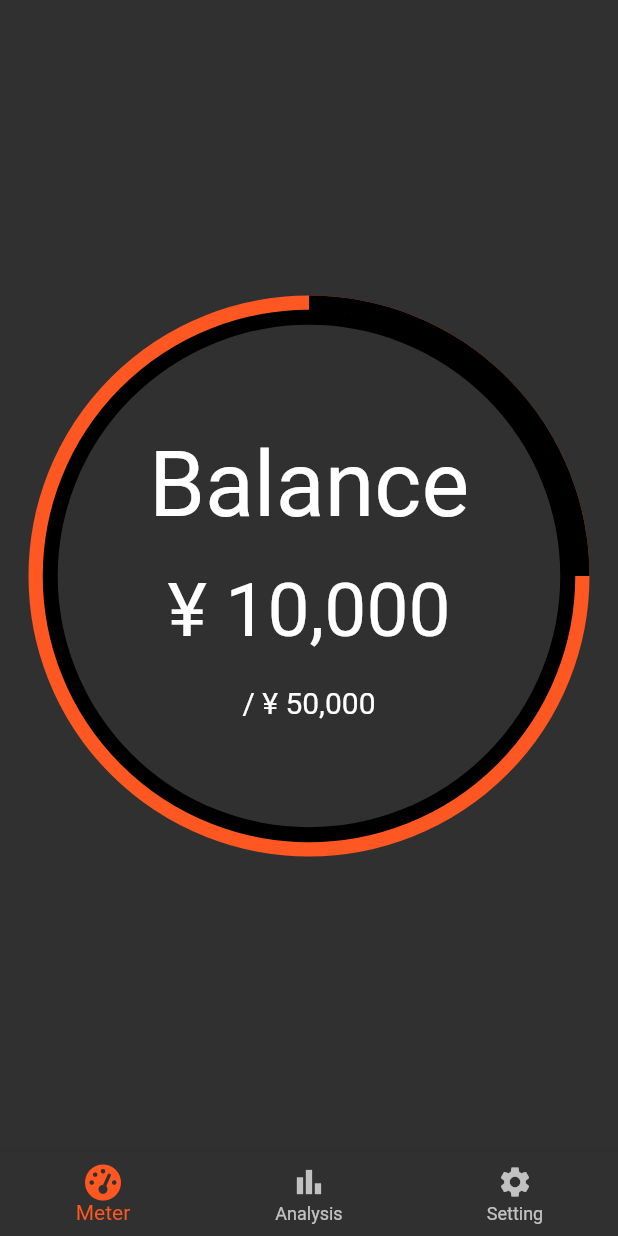
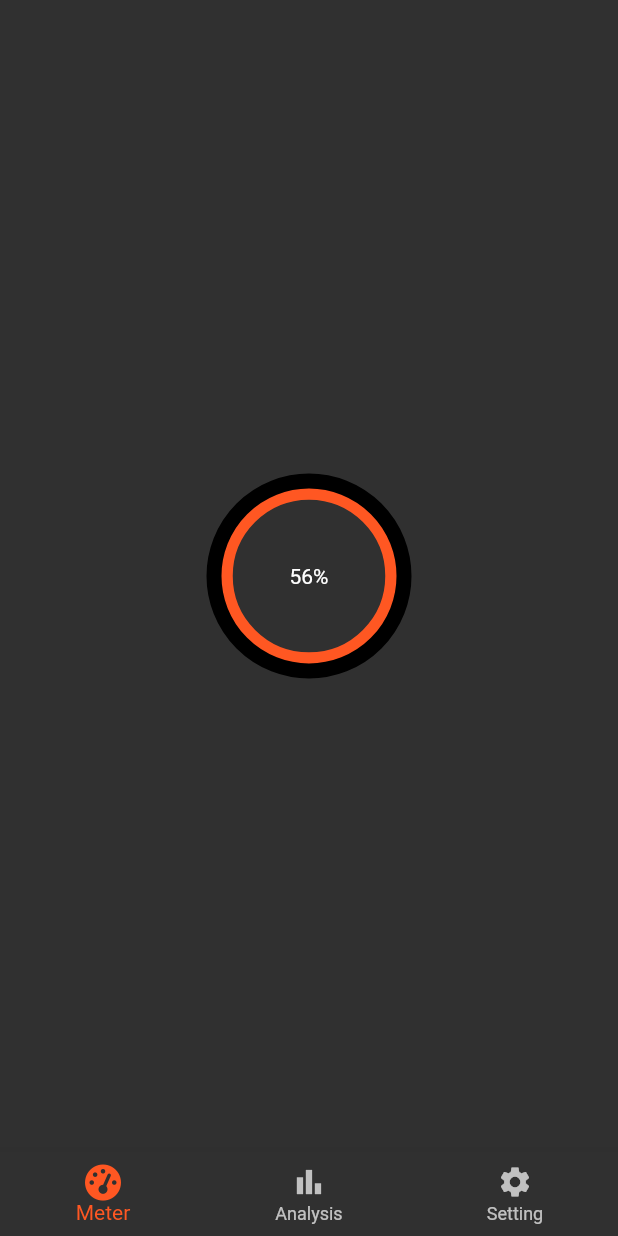
Before and after one commit to kolbe-ryo/budget_scouter, a Flutter app: the screen it shows after launch, on a phone screen of 412 x 824 dp. Run offline on Flutter 3.47's test engine with Material 2 defaults, Android fonts, the phone set to English and light mode, and no system bars; drawn by our look-alikes of pie_chart; our stand-ins replace flutter_riverpod, font_awesome_flutter.

```diff
--- /dev/null
+++ b/lib/enum/meter_in_out_enum.dart
@@ -0,0 +1,17 @@
+import 'package:flutter/material.dart';
+
+enum MeterInOutEnum {
+  inner,
+  outer,
+}
+
+extension MeterInOutEnumExt on MeterInOutEnum {
+  Color color() {
+    switch (this) {
+      case MeterInOutEnum.inner:
+        return Colors.black;
+      case MeterInOutEnum.outer:
+        return Colors.deepOrange;
+    }
+  }
+}
--- /dev/null
+++ b/lib/enum/meter_radius_enum.dart
@@ -0,0 +1,23 @@
+import 'package:flutter/material.dart';
+
+enum MeterRadiusEnum {
+  smallInner,
+  smallOuter,
+  largeInner,
+  largeOuter,
+}
+
+extension MeterRadiusEnumExt on MeterRadiusEnum {
+  double radius(BoxConstraints constraints) {
+    switch (this) {
+      case MeterRadiusEnum.smallInner:
+        return constraints.maxWidth / 3 - 15;
+      case MeterRadiusEnum.smallOuter:
+        return constraints.maxWidth / 3;
+      case MeterRadiusEnum.largeInner:
+        return constraints.maxWidth - 30;
+      case MeterRadiusEnum.largeOuter:
+        return constraints.maxWidth;
+    }
+  }
+}
--- /dev/null
+++ b/lib/view/money_meter/meter_widget.dart
@@ -0,0 +1,38 @@
+// Flutter imports:
+import 'package:budget_scouter/enum/meter_in_out_enum.dart';
+import 'package:budget_scouter/enum/meter_radius_enum.dart';
+import 'package:flutter/material.dart';
+
+// Package imports:
+import 'package:pie_chart/pie_chart.dart';
+
+class MeterWidget extends StatelessWidget {
+  const MeterWidget({
+    Key? key,
+    required this.inOutCircle,
+    required this.meterRadius,
+    this.used = 0,
+  }) : super(key: key);
+
+  final MeterInOutEnum inOutCircle;
+  final MeterRadiusEnum meterRadius;
+  final double used;
+
+  @override
+  Widget build(BuildContext context) {
+    return LayoutBuilder(builder: (context, constraints) {
+      return PieChart(
+        baseChartColor: inOutCircle.color(),
+        chartRadius: meterRadius.radius(constraints),
+        chartType: ChartType.ring,
+        chartValuesOptions: const ChartValuesOptions(showChartValues: false),
+        colorList: const [Colors.black],
+        dataMap: {"usedMoney": used},
+        initialAngleInDegree: 270,
+        legendOptions: const LegendOptions(showLegends: false),
+        ringStrokeWidth: 10,
+        totalValue: 100,
+      );
+    });
+  }
+}
--- /dev/null
+++ b/lib/view/money_meter/small_money_meter.dart
@@ -0,0 +1,22 @@
+import 'package:budget_scouter/enum/meter_in_out_enum.dart';
+import 'package:budget_scouter/enum/meter_radius_enum.dart';
+import 'package:budget_scouter/view/money_meter/meter_widget.dart';
+import 'package:budget_scouter/view/money_meter/money_meter_abstract.dart';
+import 'package:flutter/material.dart';
+
+class SmallMoneyMeter extends MoneyMeterAbstract {
+  const SmallMoneyMeter({Key? key}) : super(key: key);
+
+  @override
+  Widget innerTextWidget() {
+    return Text('56%');
+  }
+
+  @override
+  List<MeterWidget> meterWidgets() {
+    return [
+      const MeterWidget(inOutCircle: MeterInOutEnum.outer, meterRadius: MeterRadiusEnum.smallInner),
+      const MeterWidget(inOutCircle: MeterInOutEnum.inner, meterRadius: MeterRadiusEnum.smallOuter),
+    ];
+  }
+}
--- a/lib/view/organism/meter_widget.dart
+++ /dev/null
@@ -1,36 +0,0 @@
-// Flutter imports:
-import 'package:flutter/material.dart';
-
-// Package imports:
-import 'package:pie_chart/pie_chart.dart';
-
-class MeterWidget extends StatelessWidget {
-  const MeterWidget({
-    Key? key,
-    required this.isInnerCircle,
-    this.used = 0,
-  }) : super(key: key);
-
-  final bool isInnerCircle;
-  final double used;
-
-  @override
-  Widget build(BuildContext context) {
-    return LayoutBuilder(
-      builder: (context, constraints) {
-        return PieChart(
-          baseChartColor: isInnerCircle ? Colors.black : Colors.deepOrange,
-          chartRadius: isInnerCircle ? constraints.maxWidth - 35 : null,
-          chartType: ChartType.ring,
-          chartValuesOptions: const ChartValuesOptions(showChartValues: false),
-          colorList: const [Colors.black],
-          dataMap: {"usedMoney": used},
-          initialAngleInDegree: 270,
-          legendOptions: const LegendOptions(showLegends: false),
-          ringStrokeWidth: 10,
-          totalValue: 20,
-        );
-      },
-    );
-  }
-}
--- a/lib/view/page/money_meter_page.dart
+++ b/lib/view/page/money_meter_page.dart
@@ -1,4 +1,4 @@
-import 'package:budget_scouter/view/organism/meter_widget.dart';
+import 'package:budget_scouter/view/money_meter/small_money_meter.dart';
 import 'package:flutter/material.dart';
 
 class MoneyMeterPage extends StatelessWidget {
@@ -7,46 +7,15 @@ class MoneyMeterPage extends StatelessWidget {
   @override
   Widget build(BuildContext context) {
     return Scaffold(
-      body: Stack(
-        children: [
-          const Center(
-            child: MeterWidget(isInnerCircle: false, used: 5),
-          ),
-          const Center(
-            child: MeterWidget(isInnerCircle: true),
-          ),
-          Center(
-            child: Column(
-              mainAxisAlignment: MainAxisAlignment.center,
-              children: const [
-                Text(
-                  'Balance',
-                  style: TextStyle(
-                    fontSize: 60,
-                    fontWeight: FontWeight.w400,
-                  ),
-                ),
-                SizedBox(height: 20),
-                Text(
-                  '¥ 10,000',
-                  style: TextStyle(
-                    fontSize: 50,
-                    fontWeight: FontWeight.w400,
-                  ),
-                ),
-                SizedBox(height: 20),
-                Text(
-                  '/ ¥ 50,000',
-                  style: TextStyle(
-                    fontSize: 20,
-                    fontWeight: FontWeight.w400,
-                  ),
-                ),
-              ],
+      body: LayoutBuilder(builder: (context, constraints) {
+        return Stack(
+          children: [
+            const Center(
+              child: SmallMoneyMeter(),
             ),
-          )
-        ],
-      ),
+          ],
+        );
+      }),
     );
   }
 }
--- a/pubspec.yaml
+++ b/pubspec.yaml
@@ -16,6 +16,7 @@ dependencies:
   freezed_annotation: ^2.0.3
   json_serializable: ^6.2.0
   pie_chart: ^5.3.2
+  shared_preferences: ^2.0.15
 
 dev_dependencies:
   build_runner: ^2.1.11
```
Also changed, not shown: lib/view/money_meter/money_meter_abstract.dart (added, +20 -0 lines), lib/view/modal/money_management_modal.dart (renamed from lib/view/organism/money_management_modal.dart), pubspec.lock, 7 other files.
